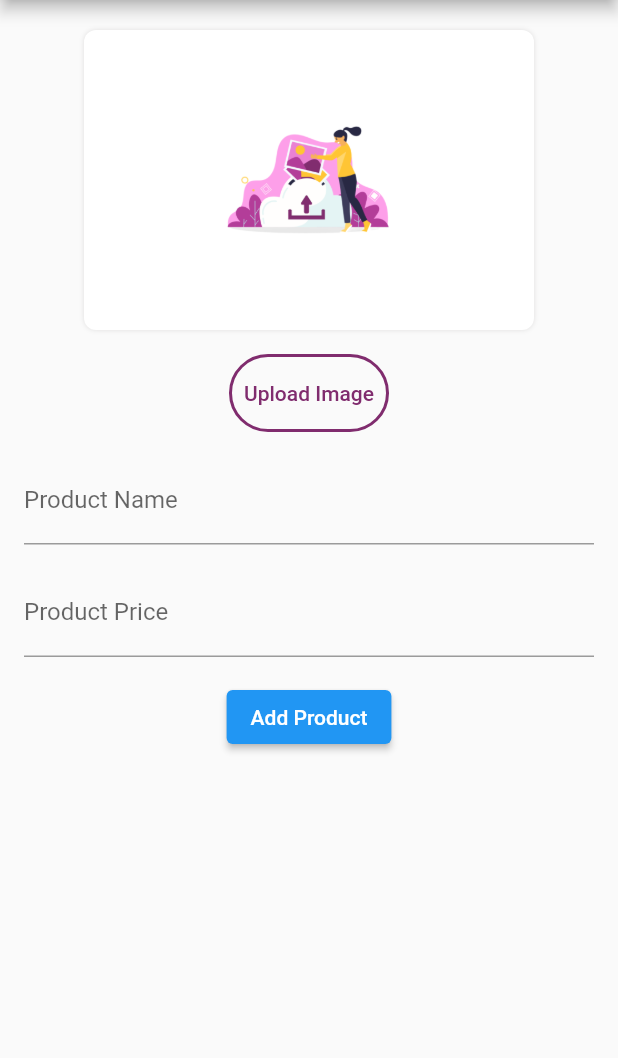
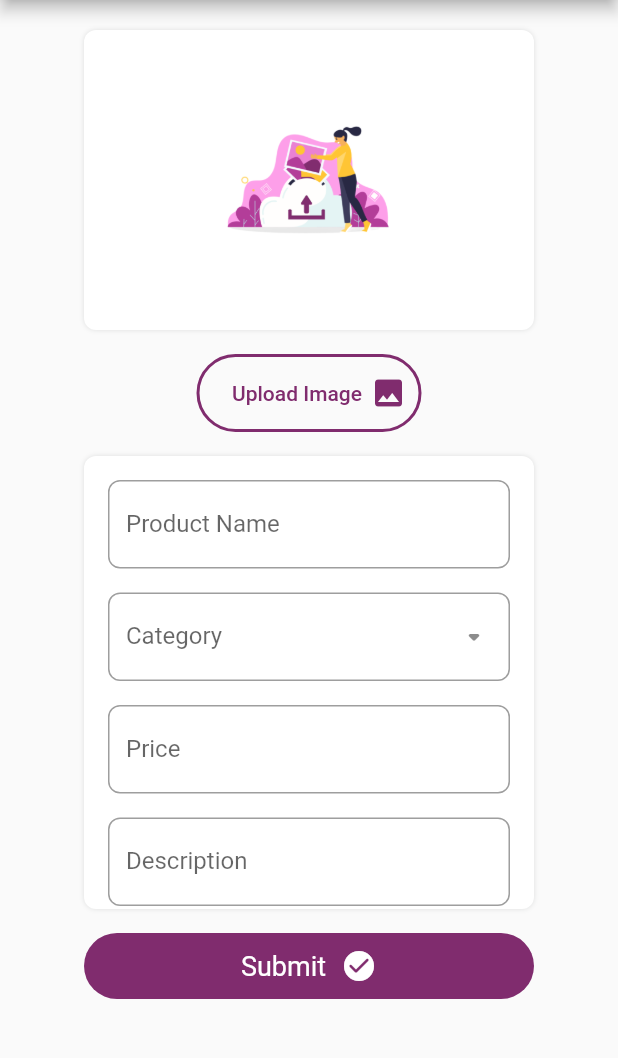
Before and after one commit to SabillaAndini/getx_app, a Flutter app: the FormView screen opened by its route, on a phone screen of 412 x 824 dp, the part 84-1142 px from its top. Run offline on Flutter 3.47's test engine with Material 2 defaults, Android fonts, the light colour scheme and no system bars; our stand-ins replace get.

Commit message:
update progres

```diff
--- a/lib/app/modules/form/controllers/form_controller.dart
+++ b/lib/app/modules/form/controllers/form_controller.dart
@@ -3,15 +3,23 @@ import 'package:get/get.dart';
 class FormController extends GetxController {
   final RxList<Product> products = <Product>[].obs;
 
-  void addProduct(String name, double price) {
-    final product = Product(name: name, price: price);
+  void addProduct(
+      String name, String category, double price, String description) {
+    final product = Product(
+        name: name, category: category, price: price, description: description);
     products.add(product);
   }
 }
 
 class Product {
   final String name;
+  final String category;
   final double price;
+  final String description;
 
-  Product({required this.name, required this.price});
+  Product(
+      {required this.name,
+      required this.category,
+      required this.price,
+      required this.description});
 }
--- a/lib/app/modules/form/views/form_view.dart
+++ b/lib/app/modules/form/views/form_view.dart
@@ -1,13 +1,20 @@
 import 'package:flutter/material.dart';
 import 'package:get/get.dart';
-
 import '../controllers/form_controller.dart';
 
-class FormView extends StatelessWidget {
+class FormView extends StatefulWidget {
+  @override
+  _FormViewState createState() => _FormViewState();
+}
+
+class _FormViewState extends State<FormView> {
   final FormController formController = Get.put(FormController());
-
   final TextEditingController productNameController = TextEditingController();
+  final TextEditingController productCategoryController =
+      TextEditingController();
   final TextEditingController productPriceController = TextEditingController();
+  final TextEditingController productDescriptionController =
+      TextEditingController();
 
   @override
   Widget build(BuildContext context) {
@@ -28,15 +35,16 @@ class FormView extends StatelessWidget {
             const Text(
               'Fake Store',
               style: TextStyle(
-                color: Color(0xFF802c6e),
-                fontWeight: FontWeight.bold,
+                color: Color(0xFF802c6e), // Warna teks ungu dengan kode hex
+                fontWeight: FontWeight.bold, // Mengatur teks menjadi bold
               ),
             ),
           ],
         ),
         centerTitle: true,
       ),
-      body: Column(
+      body: SingleChildScrollView(
+        child: Column(
           children: [
             SizedBox(height: 10),
             Container(
@@ -50,7 +58,7 @@ class FormView extends StatelessWidget {
                 boxShadow: const [
                   BoxShadow(
                     blurRadius: 2,
-                  color: Color.fromARGB(255, 223, 222, 222),
+                    color: Color(0xFFDDDEDE),
                   ),
                 ],
               ),
@@ -61,64 +69,129 @@ class FormView extends StatelessWidget {
                 ),
               ),
             ),
-          SizedBox(height: 16), // Spasi antara tombol dan teks
+            SizedBox(height: 16),
             Container(
+              width: 150,
               decoration: BoxDecoration(
                 border: Border.all(
-                color: Color(0xff802c6e),
+                  color: const Color(0xFF802c6e),
                   width: 2.0,
-              ), // Menambahkan border
-              borderRadius:
-                  BorderRadius.circular(30), // Menambahkan border radius
+                ),
+                borderRadius: BorderRadius.circular(30),
               ),
               child: TextButton(
-              onPressed: () {
-                // Tindakan yang ingin Anda lakukan ketika tombol teks ditekan
-              },
+                onPressed: () {},
                 style: TextButton.styleFrom(
-                primary: Color(0xff802c6e), // Warna teks
+                  primary: const Color(0xFF802c6e),
                 ),
-              child: Text('Upload Image'),
+                child: Row(
+                  mainAxisAlignment: MainAxisAlignment.spaceBetween,
+                  children: [
+                    SizedBox(width: 8), // Spasi antara ikon dan teks
+                    Text('Upload Image'),
+                    Icon(
+                      Icons.photo,
+                      color: const Color(0xFF802c6e),
+                    ),
+                  ],
                 ),
               ),
-          Container(
+            ),
+            SizedBox(height: 16),
+            Center(
+              child: Container(
+                width: 300,
+                height: 302,
+                decoration: BoxDecoration(
+                  borderRadius: BorderRadius.circular(8),
+                  color: Colors.white,
+                  boxShadow: const [
+                    BoxShadow(
+                      blurRadius: 2,
+                      color: Color(0xFFDDDEDE),
+                    ),
+                  ],
+                ),
                 alignment: Alignment.center,
                 child: Padding(
                   padding: const EdgeInsets.all(16.0),
                   child: Column(
                     children: [
                       TextField(
-                    key: Key('productNameField'), // Tambahkan Key
                         controller: productNameController,
-                    decoration: InputDecoration(labelText: 'Product Name'),
+                        decoration: InputDecoration(
+                          labelText: 'Product Name',
+                          border: OutlineInputBorder(
+                            borderRadius: BorderRadius.circular(8),
+                          ),
+                        ),
                       ),
                       SizedBox(height: 16),
                       TextField(
-                    key: Key('productPriceField'), // Tambahkan Key
-                    controller: productPriceController,
-                    decoration: InputDecoration(labelText: 'Product Price'),
-                    keyboardType: TextInputType
-                        .number, // Tambahkan keyboard type untuk input harga
+                        controller: productCategoryController,
+                        decoration: InputDecoration(
+                          suffixIcon: Icon(Icons.arrow_drop_down_rounded),
+                          labelText: 'Category',
+                          border: OutlineInputBorder(
+                            borderRadius: BorderRadius.circular(8),
+                          ),
+                        ),
                       ),
                       SizedBox(height: 16),
-                  ElevatedButton(
-                    onPressed: () {
-                      String productName = productNameController.text;
-                      double productPrice =
-                          double.tryParse(productPriceController.text) ?? 0.0;
-
-                      formController.addProduct(productName, productPrice);
-
-                      productNameController.clear();
-                      productPriceController.clear();
-                    },
-                    child: Text('Add Product'),
+                      TextField(
+                        controller: productPriceController,
+                        decoration: InputDecoration(
+                          labelText: 'Price',
+                          border: OutlineInputBorder(
+                            borderRadius: BorderRadius.circular(8),
+                          ),
+                          //keyboardType: TextInputType.number,
+                        ),
+                      ),
+                      SizedBox(height: 16),
+                      TextField(
+                        controller: productDescriptionController,
+                        decoration: InputDecoration(
+                          labelText: 'Description',
+                          border: OutlineInputBorder(
+                            borderRadius: BorderRadius.circular(8),
+                          ),
+                        ),
                       ),
                     ],
                   ),
                 ),
               ),
+            ),
+            SizedBox(height: 16),
+            Container(
+              width: 300,
+              decoration: BoxDecoration(
+                color: Color(0xFF802c6e),
+                borderRadius: BorderRadius.circular(30),
+              ),
+              padding: EdgeInsets.all(10),
+              child: Row(
+                mainAxisAlignment: MainAxisAlignment.center,
+                children: [
+                  Text(
+                    "Submit",
+                    style: TextStyle(
+                      color: Colors.white,
+                      fontSize: 18,
+                    ),
+                  ),
+                  SizedBox(width: 10),
+                  Icon(
+                    Icons.check_circle_rounded,
+                    color: Colors.white,
+                  ),
                 ],
+              ),
+            ),
+            SizedBox(height: 16),
+          ],
+        ),
       ),
     );
   }
--- a/pubspec.yaml
+++ b/pubspec.yaml
@@ -11,7 +11,6 @@ dependencies:
   flutter:
     sdk: flutter
 
-
 dev_dependencies:
   flutter_lints: ^2.0.0
   flutter_test:
@@ -19,8 +18,8 @@ dev_dependencies:
 
 flutter:
   uses-material-design: true
-  assets: # Tambahkan bagian ini untuk asset gambar
-    - assets/fake store logo.png # Gantilah dengan path ke gambar Anda
+  assets:
+    - assets/fake store logo.png
     - assets/item1.png
     - assets/item2.png
     - assets/item3.png
```
Also changed, not shown: lib/app/modules/detail/views/detail_view.dart (+74 -5 lines). Lines whose indentation alone changed are shown as unchanged.
